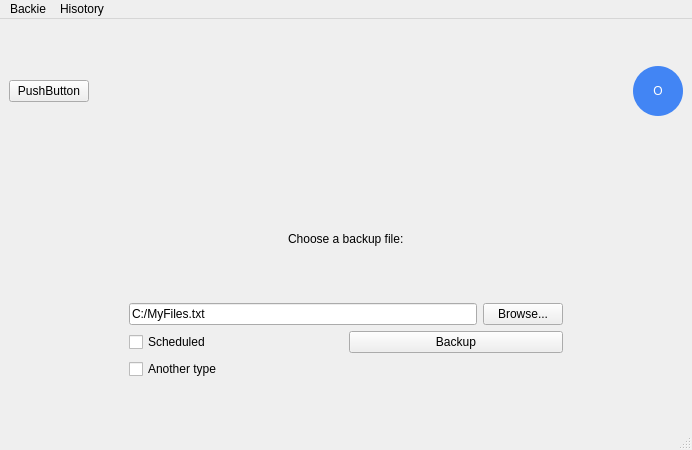
Qt form mainwindow.ui (Marchell0o0/Backie) before a commit.
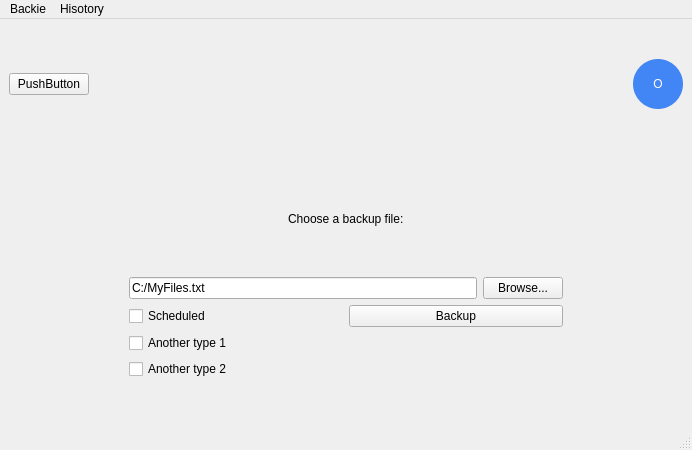
The same form after that commit.

Commit message: Add one more checkbox

Diff of the .ui file:
```diff
--- a/mainwindow.ui
+++ b/mainwindow.ui
@@ -27,7 +27,7 @@
     </sizepolicy>
    </property>
    <layout class="QGridLayout" name="gridLayout">
-    <item row="5" column="0">
+    <item row="4" column="0">
      <layout class="QHBoxLayout" name="horizontalLayout_2">
       <item>
        <layout class="QVBoxLayout" name="verticalLayout_4">
@@ -136,7 +136,7 @@
       </item>
      </layout>
     </item>
-    <item row="6" column="0">
+    <item row="5" column="0">
      <layout class="QVBoxLayout" name="verticalLayout">
       <item>
        <layout class="QVBoxLayout" name="verticalLayout_5">
@@ -247,7 +247,7 @@
       </item>
      </layout>
     </item>
-    <item row="7" column="0">
+    <item row="6" column="0">
      <layout class="QHBoxLayout" name="horizontalLayout_4">
       <item>
        <layout class="QHBoxLayout" name="horizontalLayout_10">
@@ -279,11 +279,11 @@
           <item row="1" column="0">
            <widget class="QCheckBox" name="checkBox_2">
             <property name="text">
-             <string>Another type</string>
+             <string>Another type 1</string>
             </property>
            </widget>
           </item>
-          <item row="2" column="0">
+          <item row="3" column="0">
            <spacer name="verticalSpacer_2">
             <property name="orientation">
              <enum>Qt::Vertical</enum>
@@ -306,6 +306,13 @@
             </property>
            </widget>
           </item>
+          <item row="2" column="0">
+           <widget class="QCheckBox" name="checkBox_3">
+            <property name="text">
+             <string>Another type 2</string>
+            </property>
+           </widget>
+          </item>
          </layout>
         </item>
         <item>
@@ -328,22 +335,6 @@
       </item>
      </layout>
     </item>
-    <item row="0" column="0">
-     <spacer name="verticalSpacer_3">
-      <property name="orientation">
-       <enum>Qt::Vertical</enum>
-      </property>
-      <property name="sizeType">
-       <enum>QSizePolicy::Fixed</enum>
-      </property>
-      <property name="sizeHint" stdset="0">
-       <size>
-        <width>20</width>
-        <height>1</height>
-       </size>
-      </property>
-     </spacer>
-    </item>
    </layout>
   </widget>
   <widget class="QMenuBar" name="menubar">
```
The commit also changes 1 other file.
